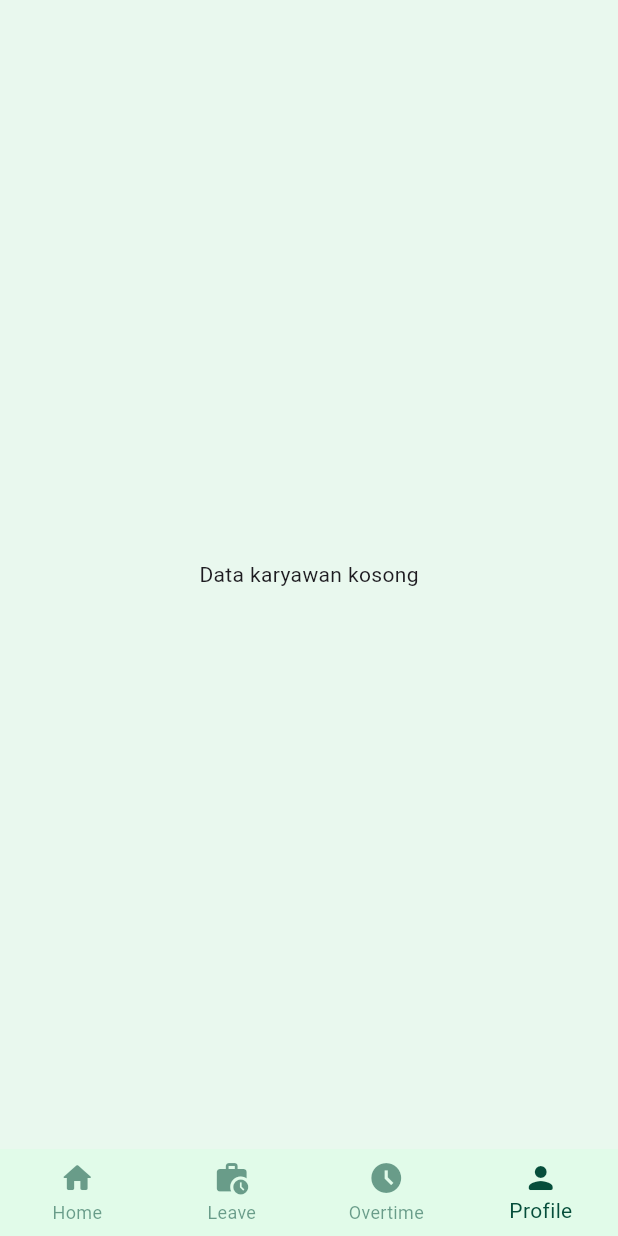
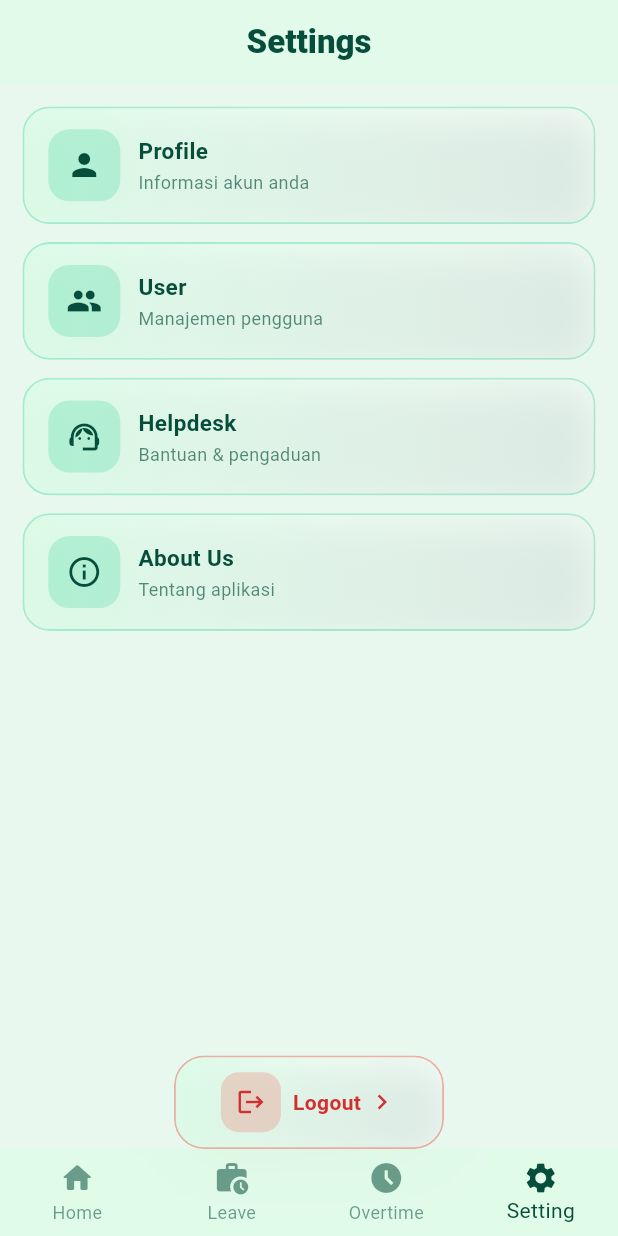
Before and after one commit to FriskaAnjelinaPutri/YSP_SPF_MOBILE, a Flutter app: the HomeScreen screen opened directly with empty values, item 4 of the bottom bar chosen, on a phone screen of 412 x 824 dp. Run offline on Flutter 3.47's test engine with Material 3 defaults, Android fonts, the phone set to English and light mode, and no system bars; our stand-ins replace flutter_map, geolocator, latlong2, shared_preferences; accounts and stored records are empty; network calls fail.

Commit message:
tampilan setting

```diff
--- a/lib/screens/akun_screen.dart
+++ b/lib/screens/akun_screen.dart
@@ -2,8 +2,6 @@ import 'dart:ui';
 import 'package:flutter/material.dart';
 import '../services/api_services.dart';
 import 'edit_data_screen.dart';
-import 'package:shared_preferences/shared_preferences.dart';
-import '../screens/login_screen.dart';
 
 class AkunScreen extends StatefulWidget {
   final String token;
@@ -35,6 +33,23 @@ class _AkunScreenState extends State<AkunScreen> {
 
     return Scaffold(
       backgroundColor: const Color(0xFFE9F8EE),
+
+      appBar: AppBar(
+        leading: IconButton(
+          icon: const Icon(Icons.arrow_back_ios_new_rounded),
+          onPressed: () => Navigator.pop(context),
+        ),
+        title: const Text(
+          "Profil Saya",
+          style: TextStyle(
+            fontWeight: FontWeight.w800,
+            color: mainGreen,
+          ),
+        ),
+        centerTitle: true,
+        backgroundColor: Colors.transparent,
+        elevation: 0,
+      ),
 
       body: FutureBuilder<Map<String, dynamic>?>(
         future: _karyawanFuture,
@@ -97,7 +112,6 @@ class _AkunScreenState extends State<AkunScreen> {
                     child: Column(
                       crossAxisAlignment: CrossAxisAlignment.center,
                       children: [
-                        // ================= HEADER =================
                         _glassAvatar(kar['kar_nama'] ?? '?'),
 
                         const SizedBox(height: 14),
@@ -150,7 +164,6 @@ class _AkunScreenState extends State<AkunScreen> {
 
                         const SizedBox(height: 30),
 
-                        // ================= SECTIONS =================
                         _glassSection("Informasi Pribadi", [
                           _infoItem("Kode Karyawan", kar['kar_kode']),
                           _infoItem("NIK", kar['kar_nik']),
@@ -177,92 +190,9 @@ class _AkunScreenState extends State<AkunScreen> {
                         _glassSection("Informasi Administratif", [
                           _infoItem("Nomor Rekening", kar['kar_norek']),
                           _infoItem("No BPJS", kar['kar_nobpjs']),
-                          _infoItem(
-                              "No Jamsostek", kar['kar_nojamsostek']),
+                          _infoItem("No Jamsostek", kar['kar_nojamsostek']),
                           _infoItem("NPWP", kar['kar_npwp']),
                         ]),
-
-                        const SizedBox(height: 26),
-
-                        // ================= LOGOUT =================
-                        ClipRRect(
-                          borderRadius: BorderRadius.circular(18),
-                          child: BackdropFilter(
-                            filter:
-                            ImageFilter.blur(sigmaX: 10, sigmaY: 10),
-                            child: OutlinedButton.icon(
-                              onPressed: () async {
-                                final isLogout = await showDialog<bool>(
-                                  context: context,
-                                  barrierDismissible: false,
-                                  builder: (context) {
-                                    return AlertDialog(
-                                      shape: RoundedRectangleBorder(
-                                        borderRadius:
-                                        BorderRadius.circular(16),
-                                      ),
-                                      title: const Text(
-                                        "Konfirmasi Logout",
-                                        style: TextStyle(
-                                            fontWeight: FontWeight.bold),
-                                      ),
-                                      content: const Text(
-                                        "Apakah Anda yakin ingin keluar dari akun ini?",
-                                      ),
-                                      actions: [
-                                        TextButton(
-                                          onPressed: () =>
-                                              Navigator.pop(context, false),
-                                          child: const Text("Batal"),
-                                        ),
-                                        ElevatedButton(
-                                          style:
-                                          ElevatedButton.styleFrom(
-                                            backgroundColor:
-                                            Colors.red.shade700,
-                                          ),
-                                          onPressed: () =>
-                                              Navigator.pop(context, true),
-                                          child: const Text("Logout"),
-                                        ),
-                                      ],
-                                    );
-                                  },
-                                );
-
-                                if (isLogout != true) return;
-
-                                final prefs =
-                                await SharedPreferences.getInstance();
-                                await prefs.remove('token');
-
-                                Navigator.of(context)
-                                    .pushAndRemoveUntil(
-                                  MaterialPageRoute(
-                                      builder: (_) =>
-                                      const LoginScreen()),
-                                      (route) => false,
-                                );
-                              },
-                              icon: const Icon(Icons.logout),
-                              label: const Text("Logout"),
-                              style: OutlinedButton.styleFrom(
-                                minimumSize:
-                                const Size(160, 48),
-                                foregroundColor:
-                                Colors.red.shade700,
-                                side: BorderSide(
-                                    color: Colors.red.shade700),
-                                shape: RoundedRectangleBorder(
-                                  borderRadius:
-                                  BorderRadius.circular(14),
-                                ),
-                              ),
-                            ),
-                          ),
-                        ),
-
-                        const SizedBox(height: 20),
                       ],
                     ),
                   ),
@@ -308,7 +238,6 @@ class _AkunScreenState extends State<AkunScreen> {
     );
   }
 
-  // ================= SECTION =================
   Widget _glassSection(String title, List<Widget> children) {
     return ClipRRect(
       borderRadius: BorderRadius.circular(24),
@@ -323,13 +252,9 @@ class _AkunScreenState extends State<AkunScreen> {
                 Colors.white.withOpacity(0.55),
                 Colors.white.withOpacity(0.18),
               ],
-              begin: Alignment.topLeft,
-              end: Alignment.bottomRight,
             ),
             borderRadius: BorderRadius.circular(24),
-            border: Border.all(
-              color: Colors.white.withOpacity(0.4),
-            ),
+            border: Border.all(color: Colors.white.withOpacity(0.4)),
           ),
           child: Column(
             crossAxisAlignment: CrossAxisAlignment.start,
@@ -351,7 +276,6 @@ class _AkunScreenState extends State<AkunScreen> {
     );
   }
 
-  // ================= INFO ITEM =================
   Widget _infoItem(String label, dynamic value) {
     return Padding(
       padding: const EdgeInsets.only(bottom: 10),
@@ -362,16 +286,12 @@ class _AkunScreenState extends State<AkunScreen> {
             width: 140,
             child: Text(
               label,
-              style: const TextStyle(
-                fontWeight: FontWeight.w600,
-              ),
+              style: const TextStyle(fontWeight: FontWeight.w600),
             ),
           ),
           Expanded(
             child: Text(
-              value?.toString().isNotEmpty == true
-                  ? value.toString()
-                  : "-",
+              value?.toString().isNotEmpty == true ? value.toString() : "-",
             ),
           ),
         ],
--- a/lib/screens/home_screen.dart
+++ b/lib/screens/home_screen.dart
@@ -1,4 +1,5 @@
 import 'dart:ui';
+import 'package:apk_absebsi/screens/setting_screen.dart';
 import 'package:flutter/material.dart';
 import 'package:apk_absebsi/screens/akun_screen.dart';
 import 'package:intl/intl.dart';
@@ -40,14 +41,12 @@ class _HomeScreenState extends State<HomeScreen> {
   @override
   void initState() {
     super.initState();
-    // Initialize pages here. The _buildHomePage will be updated via setState.
     _pages = [
       _buildHomePage(),
       CutiListScreen(token: widget.token, karKode: widget.karKode),
       LemburListScreen(token: widget.token),
-      AkunScreen(token: widget.token),
+      SettingScreen(token: widget.token),
     ];
-    // Use a post-frame callback to safely show dialogs after the first frame.
     WidgetsBinding.instance.addPostFrameCallback((_) {
       _getCurrentLocation();
     });
@@ -87,7 +86,6 @@ class _HomeScreenState extends State<HomeScreen> {
             ],
           ),
         );
-        // Re-check after the dialog is closed.
         serviceEnabled = await Geolocator.isLocationServiceEnabled();
         if (!serviceEnabled) {
           throw 'Layanan lokasi masih nonaktif.';
@@ -134,7 +132,6 @@ class _HomeScreenState extends State<HomeScreen> {
 
   @override
   Widget build(BuildContext context) {
-    // Rebuild the home page widget within the build method to pass the latest state.
     _pages[0] = _buildHomePage();
 
     return Scaffold(
@@ -437,7 +434,7 @@ class _HomeScreenState extends State<HomeScreen> {
             BottomNavigationBarItem(
                 icon: Icon(Icons.access_time_filled), label: "Overtime"),
             BottomNavigationBarItem(
-                icon: Icon(Icons.person_rounded), label: "Profile"),
+                icon: Icon(Icons.settings), label: "Setting"),
           ],
         ),
       ),
--- /dev/null
+++ b/lib/screens/setting_screen.dart
@@ -0,0 +1,256 @@
+import 'dart:ui';
+import 'package:flutter/material.dart';
+import 'package:apk_absebsi/screens/akun_screen.dart';
+import 'package:shared_preferences/shared_preferences.dart';
+import '../screens/login_screen.dart';
+
+class SettingScreen extends StatelessWidget {
+  final String token;
+
+  const SettingScreen({
+    super.key,
+    required this.token,
+  });
+
+  static const primaryGreen = Color(0xFF064E3B);
+  static const softGreen = Color(0xFFDCFCE7);
+  static const accentGreen = Color(0xFF34D399);
+
+  @override
+  Widget build(BuildContext context) {
+    return Scaffold(
+      backgroundColor: const Color(0xFFE9F8EE),
+      appBar: AppBar(
+        title: const Text(
+          "Settings",
+          style: TextStyle(
+            fontWeight: FontWeight.w800,
+            color: primaryGreen,
+          ),
+        ),
+        centerTitle: true,
+        backgroundColor: softGreen.withOpacity(0.6),
+        elevation: 0,
+      ),
+      body: Stack(
+        children: [
+          // ================= LIST SETTINGS =================
+          SingleChildScrollView(
+            padding: const EdgeInsets.all(15),
+            child: Column(
+              children: [
+                _glassSettingTile(
+                  icon: Icons.person,
+                  title: "Profile",
+                  subtitle: "Informasi akun anda",
+                  onTap: () {
+                    Navigator.push(
+                      context,
+                      MaterialPageRoute(
+                        builder: (_) => AkunScreen(token: token),
+                      ),
+                    );
+                  },
+                ),
+                const SizedBox(height: 12),
+
+                _glassSettingTile(
+                  icon: Icons.group,
+                  title: "User",
+                  subtitle: "Manajemen pengguna",
+                  onTap: () {},
+                ),
+                const SizedBox(height: 12),
+
+                _glassSettingTile(
+                  icon: Icons.support_agent,
+                  title: "Helpdesk",
+                  subtitle: "Bantuan & pengaduan",
+                  onTap: () {},
+                ),
+                const SizedBox(height: 12),
+
+                _glassSettingTile(
+                  icon: Icons.info_outline,
+                  title: "About Us",
+                  subtitle: "Tentang aplikasi",
+                  onTap: () {},
+                ),
+
+                const SizedBox(height: 350),
+              ],
+            ),
+          ),
+
+          // ================= LOGOUT =================
+          Positioned(
+            bottom: 0,
+            left: 0,
+            right: 0,
+            child: SafeArea(
+              top: false,
+              child: Center(
+                child: _glassSettingTile(
+                  icon: Icons.logout,
+                  title: "Logout",
+                  subtitle: "",
+                  isLogout: true,
+                  onTap: () async {
+                    final confirm = await showDialog<bool>(
+                      context: context,
+                      builder: (_) => AlertDialog(
+                        shape: RoundedRectangleBorder(
+                          borderRadius: BorderRadius.circular(16),
+                        ),
+                        title: const Text("Konfirmasi Logout"),
+                        content: const Text("Apakah Anda yakin ingin logout?"),
+                        actions: [
+                          TextButton(
+                            onPressed: () => Navigator.pop(context, false),
+                            child: const Text("Batal"),
+                          ),
+                          ElevatedButton(
+                            style: ElevatedButton.styleFrom(
+                              backgroundColor: Colors.red.shade700,
+                            ),
+                            onPressed: () => Navigator.pop(context, true),
+                            child: const Text("Logout"),
+                          ),
+                        ],
+                      ),
+                    );
+
+                    if (confirm != true) return;
+
+                    final prefs = await SharedPreferences.getInstance();
+                    await prefs.remove('token');
+
+                    Navigator.pushAndRemoveUntil(
+                      context,
+                      MaterialPageRoute(builder: (_) => const LoginScreen()),
+                          (route) => false,
+                    );
+                  },
+                ),
+              ),
+            ),
+          ),
+        ],
+      ),
+    );
+  }
+
+  // =========================================================
+  // GLASS TILE
+  // =========================================================
+  Widget _glassSettingTile({
+    required IconData icon,
+    required String title,
+    required String subtitle,
+    required VoidCallback onTap,
+    bool isLogout = false,
+  }) {
+    return GestureDetector(
+      onTap: onTap,
+      child: ClipRRect(
+        borderRadius: BorderRadius.circular(isLogout ? 20 : 18),
+        child: BackdropFilter(
+          filter: ImageFilter.blur(sigmaX: 18, sigmaY: 18),
+          child: Container(
+            width: isLogout ? 180 : double.infinity,
+            padding: EdgeInsets.symmetric(
+              vertical: isLogout ? 10 : 14,
+              horizontal: isLogout ? 12 : 16,
+            ),
+            decoration: BoxDecoration(
+              gradient: LinearGradient(
+                colors: [
+                  softGreen.withOpacity(0.9),
+                  Colors.white.withOpacity(0.35),
+                ],
+              ),
+              borderRadius: BorderRadius.circular(isLogout ? 20 : 18),
+              border: Border.all(
+                color: isLogout
+                    ? Colors.red.withOpacity(0.4)
+                    : accentGreen.withOpacity(0.35),
+                width: 1.2,
+              ),
+              boxShadow: [
+                BoxShadow(
+                  color: primaryGreen.withOpacity(0.15),
+                  blurRadius: 20,
+                  offset: const Offset(0, 8),
+                ),
+              ],
+            ),
+            child: Row(
+              mainAxisAlignment:
+              isLogout ? MainAxisAlignment.center : MainAxisAlignment.start,
+              children: [
+                Container(
+                  padding: EdgeInsets.all(isLogout ? 10 : 12),
+                  decoration: BoxDecoration(
+                    color: isLogout
+                        ? Colors.red.withOpacity(0.2)
+                        : accentGreen.withOpacity(0.25),
+                    borderRadius: BorderRadius.circular(isLogout ? 12 : 14),
+                  ),
+                  child: Icon(
+                    icon,
+                    size: isLogout ? 20 : 24,
+                    color: isLogout ? Colors.red.shade700 : primaryGreen,
+                  ),
+                ),
+                if (!isLogout) const SizedBox(width: 12),
+                if (!isLogout)
+                  Expanded(
+                    child: Column(
+                      crossAxisAlignment: CrossAxisAlignment.start,
+                      children: [
+                        Text(
+                          title,
+                          style: TextStyle(
+                            fontSize: 15,
+                            fontWeight: FontWeight.w700,
+                            color: isLogout ? Colors.red.shade700 : primaryGreen,
+                          ),
+                        ),
+                        const SizedBox(height: 2),
+                        Text(
+                          subtitle,
+                          style: TextStyle(
+                            fontSize: 12,
+                            color: isLogout
+                                ? Colors.red.withOpacity(0.7)
+                                : primaryGreen.withOpacity(0.65),
+                          ),
+                        ),
+                      ],
+                    ),
+                  ),
+                if (isLogout) const SizedBox(width: 8),
+                if (isLogout)
+                  Text(
+                    title,
+                    style: TextStyle(
+                      fontSize: 14,
+                      fontWeight: FontWeight.w700,
+                      color: Colors.red.shade700,
+                    ),
+                  ),
+                if (isLogout) const SizedBox(width: 4),
+                if (isLogout)
+                  Icon(
+                    Icons.chevron_right,
+                    color: Colors.red.shade700,
+                    size: 20,
+                  ),
+              ],
+            ),
+          ),
+        ),
+      ),
+    );
+  }
+}
--- a/lib/services/api_services.dart
+++ b/lib/services/api_services.dart
@@ -2,7 +2,7 @@ import 'dart:convert';
 import 'package:http/http.dart' as http;
 
 class ApiService {
-  static const String baseUrl = "http://10.49.153.124:8000/api";
+  static const String baseUrl = "http://10.237.26.124:8000/api";
 
   // 🔹 Helper decode JSON aman
   static dynamic _parseJson(String source) {
--- a/lib/services/cuti_service.dart
+++ b/lib/services/cuti_service.dart
@@ -2,7 +2,7 @@ import 'dart:convert';
 import 'package:http/http.dart' as http;
 
 class CutiService {
-  static const String baseUrl = "http://10.49.153.124:8000/api";
+  static const String baseUrl = "http://10.237.26.124:8000/api";
 
   // ✅ Ambil semua riwayat cuti berdasarkan kar_kode
   static Future<List<dynamic>> getAllCuti(String token, String karKode) async {
--- a/lib/services/lembur_service.dart
+++ b/lib/services/lembur_service.dart
@@ -2,7 +2,7 @@ import 'dart:convert';
 import 'package:http/http.dart' as http;
 
 class LemburService {
-  static const String baseUrl = "http://10.49.153.124:8000/api";
+  static const String baseUrl = "http://10.237.26.124:8000/api";
 
   // ============================================================
   // 1️⃣ RIWAYAT LEMBUR
```
